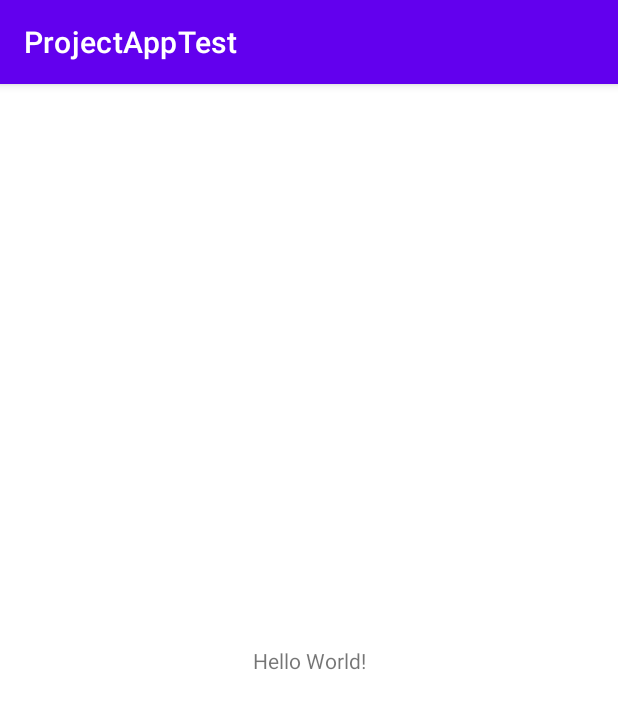
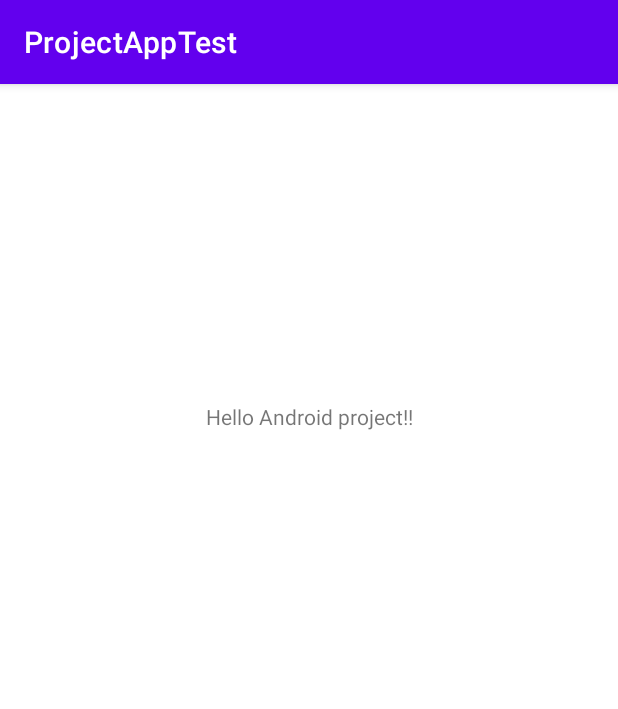
Before and after one commit to AlainBaviera/ProjectAppTest, an Android app: the screen it shows after launch (MainActivity), on a phone screen of 412 x 824 dp. Shown: the top 709 px of the screen. Run offline under Robolectric (Android 15) with nearby library versions, the phone set to English and light mode, and no system bars.

Commit message:
First Change commit

```diff
--- a/app/src/main/res/layout/activity_main.xml
+++ b/app/src/main/res/layout/activity_main.xml
@@ -2,8 +2,15 @@
 <androidx.constraintlayout.widget.ConstraintLayout xmlns:android="http://schemas.android.com/apk/res/android"
     xmlns:app="http://schemas.android.com/apk/res-auto" xmlns:tools="http://schemas.android.com/tools"
     android:layout_width="match_parent" android:layout_height="match_parent" tools:context=".MainActivity">
-    <TextView android:layout_width="wrap_content" android:layout_height="wrap_content" android:text="Hello World!"
-        app:layout_constraintBottom_toBottomOf="parent" app:layout_constraintLeft_toLeftOf="parent"
-        app:layout_constraintRight_toRightOf="parent" app:layout_constraintTop_toTopOf="parent" />
+
+    <TextView
+        android:layout_width="wrap_content"
+        android:layout_height="wrap_content"
+        android:text="Hello Android project!!"
+        app:layout_constraintBottom_toBottomOf="parent"
+        app:layout_constraintLeft_toLeftOf="parent"
+        app:layout_constraintRight_toRightOf="parent"
+        app:layout_constraintTop_toTopOf="parent"
+        app:layout_constraintVertical_bias="0.283" />
 
 </androidx.constraintlayout.widget.ConstraintLayout>
```
